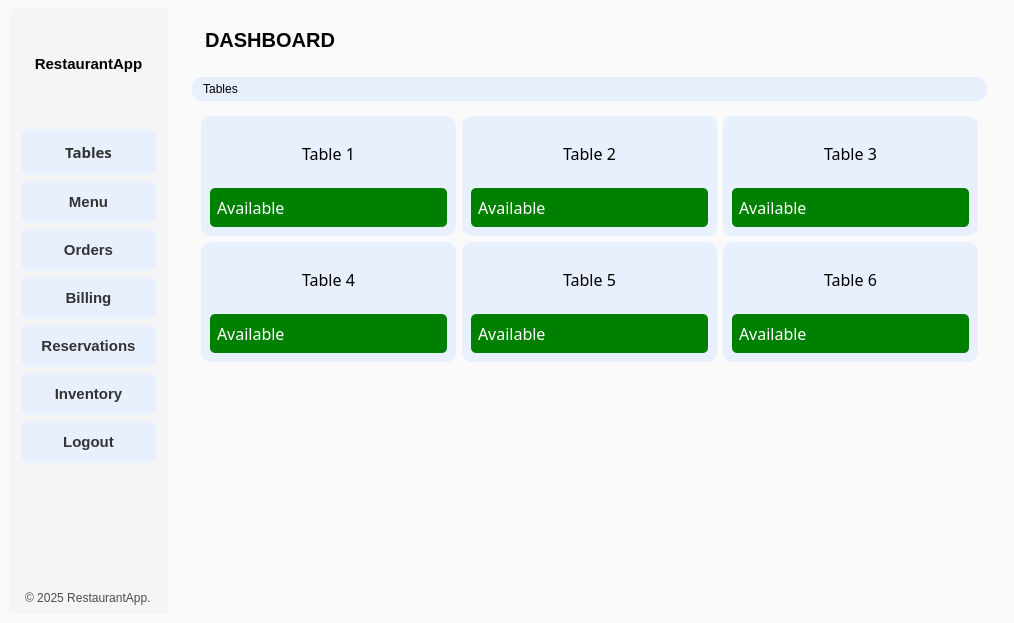
Above: mainwindow.ui from MuhammadUsman-Murtaza/forked-restaurant-management-system before the change. Below: the same form after it.
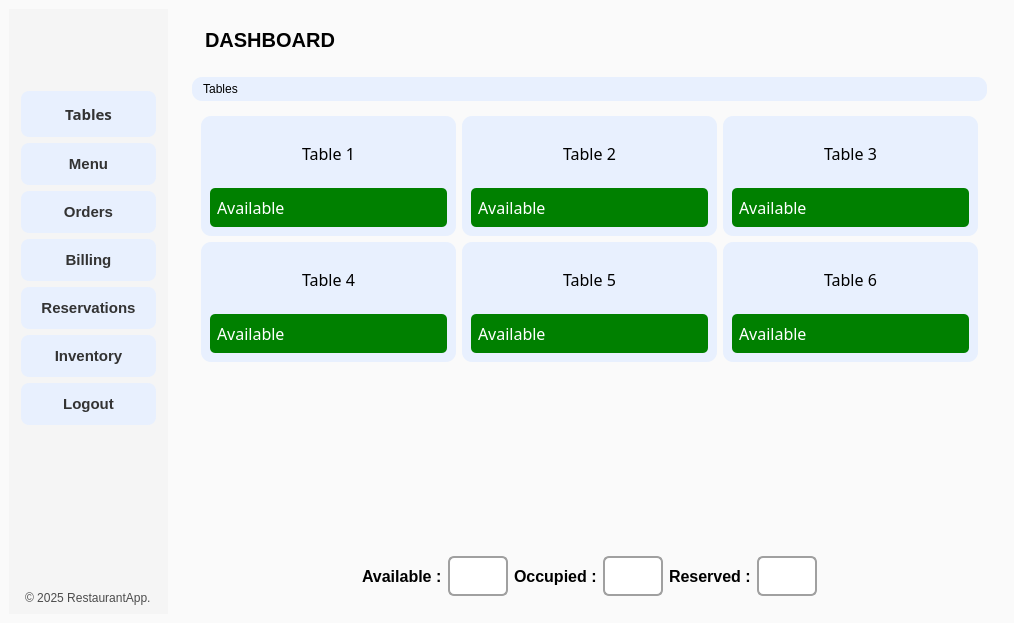
That is the form after the change. Icons and pictures are not drawn.

Commit message:
Added Heading to Each Tab + Functional Inventory + restaurant Branding (#14)
* Added heading to Every Tab

* Fix Heading

* Resolved conflicts

* Functional inventory + Logo

* Functional Inventory + Logo

Patch:
```diff
--- a/mainwindow.ui
+++ b/mainwindow.ui
@@ -196,28 +196,6 @@
                </property>
               </widget>
              </item>
-             <item>
-              <widget class="QLabel" name="AppTitle">
-               <property name="styleSheet">
-                <string notr="true">QLabel {
-    font-size: 15px;           /* Large font size for the title */
-    font-weight: bold;         /* Bold text for emphasis */
-    color:#010101;            /* A fresh black color for the title */
-    background: transparent;   /* No background for a clean look */
-    text-align: center;        /* Centered alignment */
-    padding: 10px 0;           /* Padding for spacing */
-    border-radius: 8px;        /* Rounded corners */
-}
-</string>
-               </property>
-               <property name="text">
-                <string>RestaurantApp</string>
-               </property>
-               <property name="alignment">
-                <set>Qt::AlignmentFlag::AlignCenter</set>
-               </property>
-              </widget>
-             </item>
             </layout>
            </widget>
           </item>
@@ -1538,6 +1516,192 @@
              </property>
             </spacer>
            </item>
+           <item>
+            <layout class="QHBoxLayout" name="tableStatusCount">
+             <item>
+              <spacer name="horizontalSpacer_3">
+               <property name="orientation">
+                <enum>Qt::Orientation::Horizontal</enum>
+               </property>
+               <property name="sizeHint" stdset="0">
+                <size>
+                 <width>40</width>
+                 <height>20</height>
+                </size>
+               </property>
+              </spacer>
+             </item>
+             <item alignment="Qt::AlignmentFlag::AlignRight">
+              <widget class="QLabel" name="availableLabel">
+               <property name="font">
+                <font>
+                 <pointsize>12</pointsize>
+                 <bold>true</bold>
+                </font>
+               </property>
+               <property name="text">
+                <string>Available :</string>
+               </property>
+              </widget>
+             </item>
+             <item>
+              <widget class="QLineEdit" name="availableCount">
+               <property name="minimumSize">
+                <size>
+                 <width>60</width>
+                 <height>40</height>
+                </size>
+               </property>
+               <property name="maximumSize">
+                <size>
+                 <width>60</width>
+                 <height>40</height>
+                </size>
+               </property>
+               <property name="font">
+                <font>
+                 <family>Segoe UI</family>
+                 <pointsize>14</pointsize>
+                 <italic>false</italic>
+                 <bold>true</bold>
+                </font>
+               </property>
+               <property name="styleSheet">
+                <string notr="true">QLineEdit {
+                  border: 2px solid #a0a0a0;
+                  border-radius: 6px;
+                  background-color: #ffffff;
+                  padding: 2px;
+                                  font: 700 14pt &quot;Segoe UI&quot;;
+              }</string>
+               </property>
+               <property name="alignment">
+                <set>Qt::AlignmentFlag::AlignCenter</set>
+               </property>
+               <property name="readOnly">
+                <bool>true</bool>
+               </property>
+              </widget>
+             </item>
+             <item alignment="Qt::AlignmentFlag::AlignRight">
+              <widget class="QLabel" name="occupiedLabel">
+               <property name="font">
+                <font>
+                 <pointsize>12</pointsize>
+                 <bold>true</bold>
+                </font>
+               </property>
+               <property name="text">
+                <string>Occupied :</string>
+               </property>
+              </widget>
+             </item>
+             <item>
+              <widget class="QLineEdit" name="occupiedCount">
+               <property name="minimumSize">
+                <size>
+                 <width>60</width>
+                 <height>40</height>
+                </size>
+               </property>
+               <property name="maximumSize">
+                <size>
+                 <width>60</width>
+                 <height>40</height>
+                </size>
+               </property>
+               <property name="font">
+                <font>
+                 <family>Segoe UI</family>
+                 <pointsize>14</pointsize>
+                 <italic>false</italic>
+                 <bold>true</bold>
+                </font>
+               </property>
+               <property name="styleSheet">
+                <string notr="true">QLineEdit {
+                  border: 2px solid #a0a0a0;
+                  border-radius: 6px;
+                  background-color: #ffffff;
+                  padding: 2px;
+                               font: 700 14pt &quot;Segoe UI&quot;;
+              }</string>
+               </property>
+               <property name="alignment">
+                <set>Qt::AlignmentFlag::AlignCenter</set>
+               </property>
+               <property name="readOnly">
+                <bool>true</bool>
+               </property>
+              </widget>
+             </item>
+             <item alignment="Qt::AlignmentFlag::AlignRight">
+              <widget class="QLabel" name="reservedLabel">
+               <property name="font">
+                <font>
+                 <pointsize>12</pointsize>
+                 <bold>true</bold>
+                </font>
+               </property>
+               <property name="text">
+                <string>Reserved :</string>
+               </property>
+              </widget>
+             </item>
+             <item>
+              <widget class="QLineEdit" name="reservedCount">
+               <property name="minimumSize">
+                <size>
+                 <width>60</width>
+                 <height>40</height>
+                </size>
+               </property>
+               <property name="maximumSize">
+                <size>
+                 <width>60</width>
+                 <height>40</height>
+                </size>
+               </property>
+               <property name="font">
+                <font>
+                 <family>Segoe UI</family>
+                 <pointsize>14</pointsize>
+                 <italic>false</italic>
+                 <bold>true</bold>
+                </font>
+               </property>
+               <property name="styleSheet">
+                <string notr="true">QLineEdit {
+                  border: 2px solid #a0a0a0;
+                  border-radius: 6px;
+                  background-color: #ffffff;
+                  padding: 2px;
+                                 font: 700 14pt &quot;Segoe UI&quot;;
+              }</string>
+               </property>
+               <property name="alignment">
+                <set>Qt::AlignmentFlag::AlignCenter</set>
+               </property>
+               <property name="readOnly">
+                <bool>true</bool>
+               </property>
+              </widget>
+             </item>
+             <item>
+              <spacer name="horizontalSpacer_2">
+               <property name="orientation">
+                <enum>Qt::Orientation::Horizontal</enum>
+               </property>
+               <property name="sizeHint" stdset="0">
+                <size>
+                 <width>40</width>
+                 <height>20</height>
+                </size>
+               </property>
+              </spacer>
+             </item>
+            </layout>
+           </item>
           </layout>
          </widget>
          <widget class="QWidget" name="Menu">
```
Left out of the diff: 15 changed lines with no effect on the pictures. The commit also changes 5 other files.
